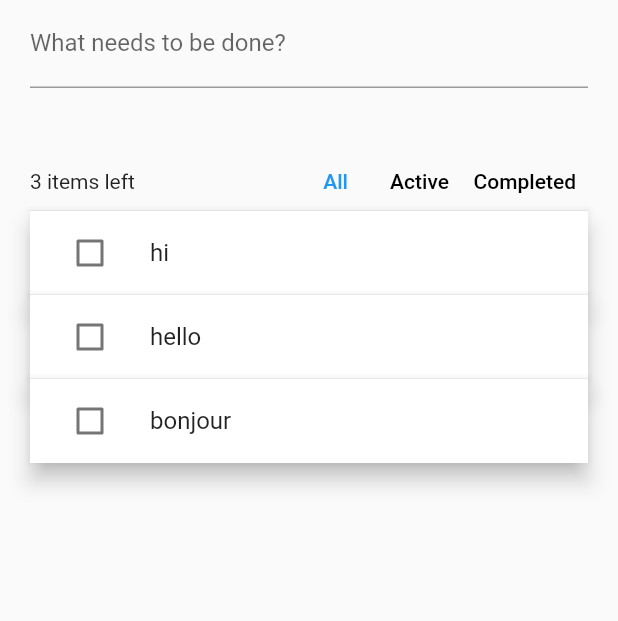
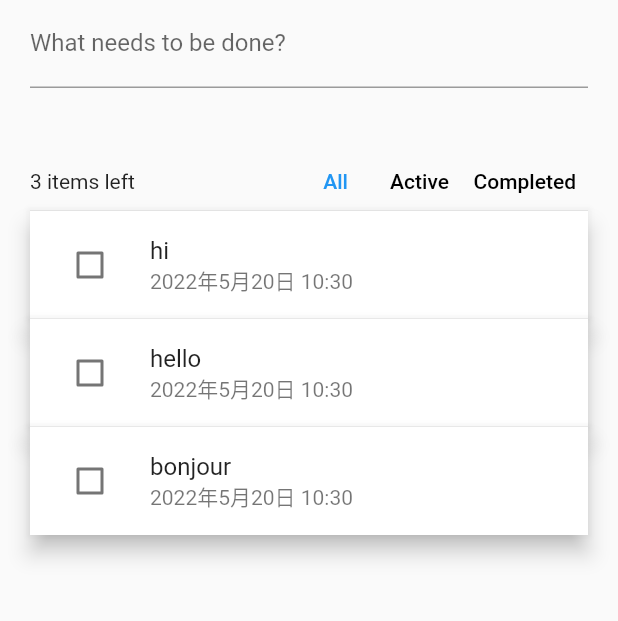
Before and after one commit to trm11tkr/riverpod-sample-todos, a Flutter app: the screen it shows after launch, on a phone screen of 412 x 824 dp, the part 236-857 px from its top. Run offline on Flutter 3.47's test engine with Material 2 defaults, Android fonts, the phone set to English and light mode, and no system bars; our stand-ins replace flutter_hooks, freezed_annotation, hooks_riverpod, riverpod; Roboto replaces fonts that are missing (Helvetica Neue).

```diff
--- a/lib/main.dart
+++ b/lib/main.dart
@@ -15,10 +15,10 @@ final allFilterKey = UniqueKey();
 /// We are using [StateNotifierProvider] here as a `List<Todo>` is a complex
 /// object, with advanced business logic like how to edit a todo.
 final todoListProvider = StateNotifierProvider<TodoList, List<Todo>>((ref) {
-  return TodoList(const [
-    Todo(id: 'todo-0', description: 'hi'),
-    Todo(id: 'todo-1', description: 'hello'),
-    Todo(id: 'todo-2', description: 'bonjour'),
+  return TodoList([
+    Todo(todoId: 'todo-0', title: 'hi', createdAt: DateTime.now()),
+    Todo(todoId: 'todo-1', title: 'hello', createdAt: DateTime.now()),
+    Todo(todoId: 'todo-2', title: 'bonjour', createdAt: DateTime.now()),
   ]);
 });
 
@@ -112,7 +112,7 @@ class Home extends HookConsumerWidget {
             for (var i = 0; i < todos.length; i++) ...[
               if (i > 0) const Divider(height: 0),
               Dismissible(
-                key: ValueKey(todos[i].id),
+                key: ValueKey(todos[i].todoId),
                 onDismissed: (_) {
                   ref.read(todoListProvider.notifier).remove(todos[i]);
                 },
@@ -250,12 +250,12 @@ class TodoItem extends HookConsumerWidget {
         focusNode: itemFocusNode,
         onFocusChange: (focused) {
           if (focused) {
-            textEditingController.text = todo.description;
+            textEditingController.text = todo.title;
           } else {
             // Commit changes only when the textfield is unfocused, for performance
             ref
                 .read(todoListProvider.notifier)
-                .edit(id: todo.id, description: textEditingController.text);
+                .edit(todoId: todo.todoId, title: textEditingController.text);
           }
         },
         child: ListTile(
@@ -266,7 +266,7 @@ class TodoItem extends HookConsumerWidget {
           leading: Checkbox(
             value: todo.completed,
             onChanged: (value) =>
-                ref.read(todoListProvider.notifier).toggle(todo.id),
+                ref.read(todoListProvider.notifier).toggle(todo.todoId),
           ),
           title: itemIsFocused
               ? TextField(
@@ -274,7 +274,14 @@ class TodoItem extends HookConsumerWidget {
                   focusNode: textFieldFocusNode,
                   controller: textEditingController,
                 )
-              : Text(todo.description),
+              : Text(todo.title),
+          subtitle: Text(
+            '${todo.createdAt.year.toString()}年' +
+                '${todo.createdAt.month.toString()}月' +
+                '${todo.createdAt.day.toString()}日 ' +
+                '${todo.createdAt.hour.toString()}:' +
+                '${todo.createdAt.minute.toString()}',
+          ),
         ),
       ),
     );
--- a/pubspec.yaml
+++ b/pubspec.yaml
@@ -13,13 +13,16 @@ dependencies:
   flutter_hooks: ">=0.16.0-nullsafety.0 <2.0.0"
   freezed_annotation: ^2.0.3
   hooks_riverpod: ^1.0.4
+  json_annotation: ^4.5.0
   riverpod: ^1.0.3
   uuid: ^3.0.4
 
 dev_dependencies:
-  build_runner: ^1.9.0
+  build_runner: ^2.1.11
   flutter_test:
     sdk: flutter
+  freezed: ^2.0.3+1
+  json_serializable: ^6.2.0
   # mockito: ^5.0.5
 
 
```
Also changed, not shown: lib/todo.dart (+32 -32 lines), lib/todo.freezed.dart (added), lib/todo.g.dart (added), pubspec.lock.
